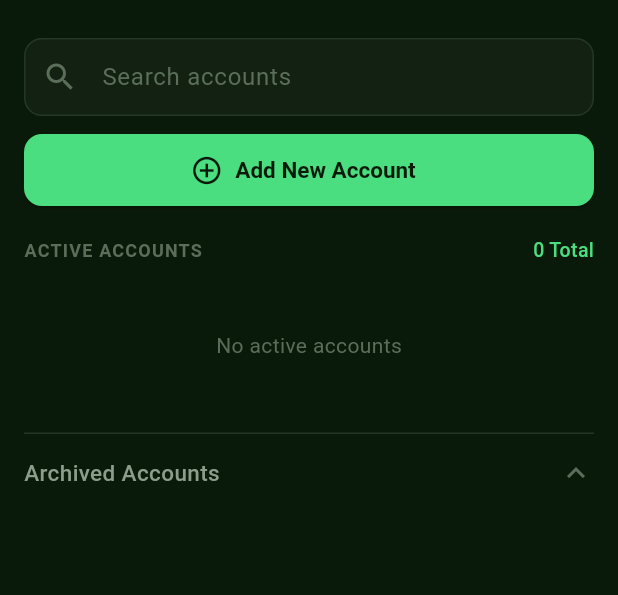
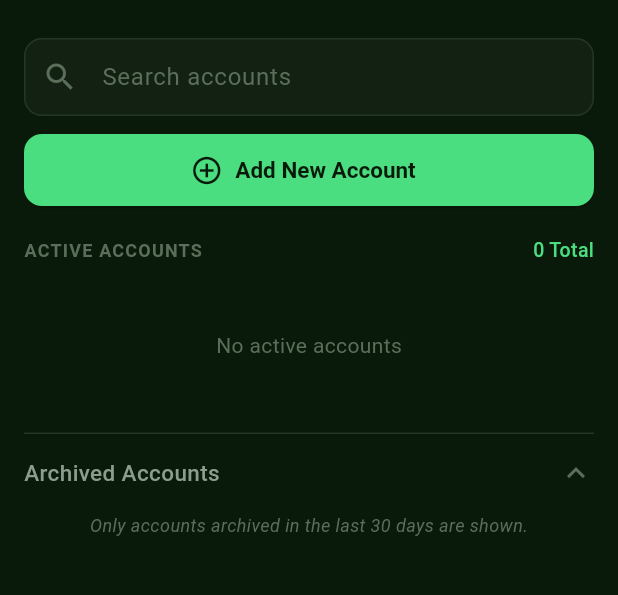
Before and after one commit to iamc1oud/SynapseFinance, a Flutter app: the _AccountSettingsView screen opened directly, after a tap on "Add New Account", after a tap on "Archived Accounts", on a phone screen of 412 x 824 dp, the part 58-653 px from its top. Run offline on Flutter 3.47's test engine with Material 3 defaults, Android fonts, the phone set to English and light mode, and no system bars; our stand-ins replace dartz, dio, equatable, flutter_bloc, flutter_secure_storage, get_it and 5 more; accounts and stored records are empty; generated files the repository leaves out were written again; network calls fail.

Commit message:
feat(accounts): add multiple accounts

```diff
--- a/frontend/synapse_finance/lib/core/constants/api_constants.dart
+++ b/frontend/synapse_finance/lib/core/constants/api_constants.dart
@@ -11,7 +11,7 @@ class ApiConstants {
   static const String user = '/auth/user';
 
   // Ledger endpoints
-  static const String accounts = '/ledger/accounts';
+  static const String accounts = '/ledger/accounts/';
   static const String categories = '/ledger/categories';
   static const String tags = '/ledger/tags';
   static const String transactions = '/ledger/transactions';
--- a/frontend/synapse_finance/lib/features/ledger/presentation/bloc/account_settings_cubit.dart
+++ b/frontend/synapse_finance/lib/features/ledger/presentation/bloc/account_settings_cubit.dart
@@ -1,6 +1,7 @@
 import 'package:flutter_bloc/flutter_bloc.dart';
 import 'package:injectable/injectable.dart';
 
+import '../../domain/entities/account.dart';
 import '../../domain/usecases/archive_account_usecase.dart';
 import '../../domain/usecases/get_accounts_usecase.dart';
 import '../../domain/usecases/update_account_usecase.dart';
@@ -23,17 +24,24 @@ class AccountSettingsCubit extends Cubit<AccountSettingsState> {
   Future<void> loadAccounts() async {
     emit(state.copyWith(status: AccountSettingsStatus.loading));
 
-    // Fetch all accounts (active + archived) for the settings page
-    final result = await _getAccountsUseCase(const GetAccountsParams());
+    // Fetch active and archived accounts separately
+    final activeResult = await _getAccountsUseCase(
+      const GetAccountsParams(isActive: true),
+    );
+    final archivedResult = await _getAccountsUseCase(
+      const GetAccountsParams(isActive: false),
+    );
 
-    result.fold(
+    activeResult.fold(
       (failure) => emit(state.copyWith(
         status: AccountSettingsStatus.error,
         errorMessage: failure.message,
       )),
-      (accounts) {
-        final active = accounts.where((a) => a.isActive).toList();
-        final archived = accounts.where((a) => !a.isActive).toList();
+      (active) {
+        final archived = archivedResult.fold(
+          (_) => <Account>[],
+          (list) => list,
+        );
         emit(state.copyWith(
           status: AccountSettingsStatus.loaded,
           activeAccounts: active,
--- a/frontend/synapse_finance/lib/features/settings/presentation/pages/account_settings_page.dart
+++ b/frontend/synapse_finance/lib/features/settings/presentation/pages/account_settings_page.dart
@@ -557,7 +557,18 @@ class _ArchivedSectionState extends State<_ArchivedSection> {
             ),
           ),
         ),
-        if (_expanded)
+        if (_expanded) ...[
+          Padding(
+            padding: const EdgeInsets.fromLTRB(16, 0, 16, 12),
+            child: Text(
+              'Only accounts archived in the last 30 days are shown.',
+              style: TextStyle(
+                color: c.textHint,
+                fontSize: 12,
+                fontStyle: FontStyle.italic,
+              ),
+            ),
+          ),
           ...widget.accounts.map(
             (account) => Padding(
               padding: const EdgeInsets.fromLTRB(16, 0, 16, 8),
@@ -626,6 +637,7 @@ class _ArchivedSectionState extends State<_ArchivedSection> {
               ),
             ),
           ),
+        ],
       ],
     );
   }
```
Also changed, not shown: 1 other file.
